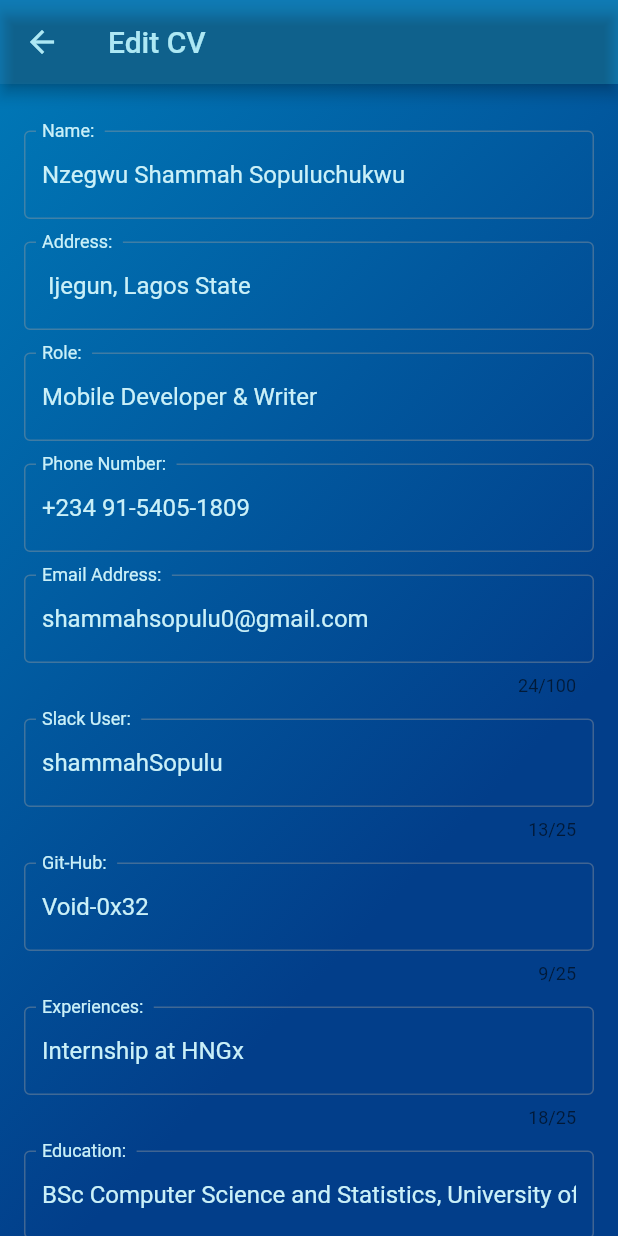
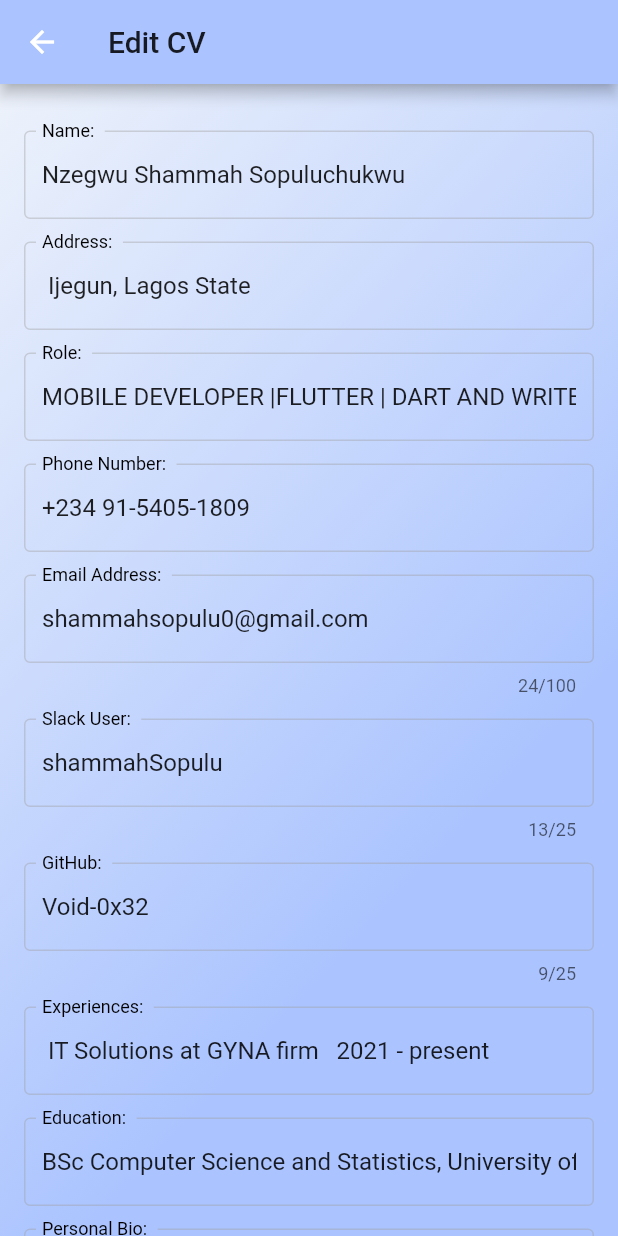
Before and after one commit to Void-0x32/cv-app-repo, a Flutter app: the screen it shows after launch, after a tap on "Edit CV", on a phone screen of 412 x 824 dp. Run offline on Flutter 3.47's test engine with Material 2 defaults, Android fonts, the phone set to English and light mode, and no system bars.

Commit message:
updated project cv-app

```diff
--- a/lib/constants/text_strings.dart
+++ b/lib/constants/text_strings.dart
@@ -1,45 +1,46 @@
 import 'package:flutter/material.dart';
 
 class AllStrings {
-  final  String name = 'Nzegwu Shammah Sopuluchukwu';
-  final  String address = " Ijegun, Lagos State";
-  final  String email = 'shammahsopulu0@gmail.com';
-  final  String slackId = 'shammahSopulu';
-  final  String githubId = 'Void-0x32';
-  final  String experiences = "Internship at HNGx";
-  final  String bio =
+  final String name = 'Nzegwu Shammah Sopuluchukwu';
+  final String address = " Ijegun, Lagos State";
+  final String email = 'shammahsopulu0@gmail.com';
+  final String slackId = 'shammahSopulu';
+  final String githubId = 'Void-0x32';
+  final String experiences =
+      " IT Solutions at GYNA firm   2021 - present \n Internship at HNGx 2023 - present ";
+  final String bio =
       "Aspiring Flutter Developer with a passion for creating  mobile applications.";
-  final  String education =
-      "BSc Computer Science and Statistics, University of Nigeria Nsukka";
-  final  String phone = "+234 91-5405-1809";
-  final  String role = 'Mobile Developer & Writer';
-  final  String skillsInterests =
+  final String education =
+      "BSc Computer Science and Statistics, University of Nigeria Nsukka \n 2017 - 2021";
+  final String phone = "+234 91-5405-1809";
+  final String role = 'MOBILE DEVELOPER |FLUTTER | DART AND WRITER';
+  final String skillsInterests =
       ' Writing, Critical Thinker, Wide Knowledge of basic Office tools, Creative Minded, Surface understanding of basic HTML and CSS, Ability to work well in a Team';
 
-  final  String roleLabel = 'Role: ';
-  final  String nameLabel = 'Name: ';
-  final  String addressLabel = "Address: ";
-  final  String emailLabel = 'Email Address: ';
-  final  String slackIdLabel = 'Slack User: ';
-  final  String githubIdLabel = 'Git-Hub: ';
-  final  String bioLabel = "Personal Bio: ";
-  final  String educationLabel = "Education: ";
-  final  String phoneLabel = "Phone Number: ";
-  final  String experiencesLabel = "Experiences: ";
+  final String roleLabel = 'Role: ';
+  final String nameLabel = 'Name: ';
+  final String addressLabel = "Address: ";
+  final String emailLabel = 'Email Address: ';
+  final String slackIdLabel = 'Slack User: ';
+  final String githubIdLabel = 'GitHub: ';
+  final String bioLabel = "Personal Bio: ";
+  final String educationLabel = "Education: ";
+  final String phoneLabel = "Phone Number: ";
+  final String experiencesLabel = "Experiences: ";
 
-  final  String skillsInterestsLabel = 'Skills & Interests: ';
+  final String skillsInterestsLabel = 'Skills & Interests: ';
 }
 
 class TextfieldLabel extends StatelessWidget {
-   const TextfieldLabel({super.key, required this.labelString});
+  const TextfieldLabel({super.key, required this.labelString});
 
-final String labelString;
+  final String labelString;
 
   @override
   Widget build(BuildContext context) {
     return Text(
       labelString,
-      style:  const TextStyle(
+      style: const TextStyle(
           color: Color(0xff0077b6), fontSize: 20, fontWeight: FontWeight.w700),
     );
   }
--- a/lib/screens/cv_screen.dart
+++ b/lib/screens/cv_screen.dart
@@ -59,7 +59,8 @@ class CVScreenState extends State<CVScreen> {
     _nameController = TextEditingController(text: allStrings.name);
     _roleController = TextEditingController(text: allStrings.role);
     _phoneController = TextEditingController(text: allStrings.phone);
-    _experiencesController = TextEditingController(text: allStrings.experiences);
+    _experiencesController =
+        TextEditingController(text: allStrings.experiences);
     _educationController = TextEditingController(text: allStrings.education);
     _slackIdController = TextEditingController(text: allStrings.slackId);
     _gitHubIdController = TextEditingController(text: allStrings.githubId);
@@ -100,17 +101,17 @@ class CVScreenState extends State<CVScreen> {
                 child: Column(
                   children: [
                     TextView(
-                      text: allStrings.name,
+                      text: _nameController.text,
                       fontSize: 25,
                       fontWeight: FontWeight.w900,
                     ),
                     TextView(
-                      text: allStrings.role,
+                      text: _roleController.text,
                       fontSize: 15,
                       fontWeight: FontWeight.w700,
                     ),
                     TextView(
-                      text: allStrings.phone,
+                      text: _phoneController.text,
                       fontSize: 10,
                       fontWeight: FontWeight.w400,
                     ),
@@ -144,7 +145,7 @@ class CVScreenState extends State<CVScreen> {
                               ],
                             ),
                             TextView(
-                              text: allStrings.address,
+                              text: _addressController.text,
                               fontSize: 12,
                               fontWeight: FontWeight.w500,
                             ),
@@ -165,7 +166,7 @@ class CVScreenState extends State<CVScreen> {
                               ],
                             ),
                             TextView(
-                              text: allStrings.email,
+                              text: _emailController.text,
                               fontSize: 12,
                               fontWeight: FontWeight.w500,
                             ),
@@ -187,7 +188,7 @@ class CVScreenState extends State<CVScreen> {
                               ],
                             ),
                             TextView(
-                              text: allStrings.githubId,
+                              text: _gitHubIdController.text,
                               fontSize: 12,
                               fontWeight: FontWeight.w500,
                             ),
@@ -206,7 +207,7 @@ class CVScreenState extends State<CVScreen> {
                               ],
                             ),
                             TextView(
-                              text: allStrings.slackId,
+                              text: _slackIdController.text,
                               fontSize: 12,
                               fontWeight: FontWeight.w500,
                             ),
@@ -221,62 +222,67 @@ class CVScreenState extends State<CVScreen> {
                       color: Color(0xff9381ff),
                       thickness: .5,
                     ),
-                     TextView(
-                      text: allStrings.educationLabel,
-                      fontSize: 18,
-                      fontWeight: FontWeight.w900,
-                    ),
-                     TextView(
-                      text: allStrings.education,
-                      fontSize: 15,
-                      fontWeight: FontWeight.w500,
-                    ),
                   ],
                 ),
               ),
               Expanded(
                 child: Column(
+                  mainAxisAlignment: MainAxisAlignment.spaceEvenly,
                   children: [
                     TextView(
                       text: allStrings.bioLabel,
                       fontSize: 18,
                       fontWeight: FontWeight.w900,
                     ),
+                    Container(
+                      width: MediaQuery.of(context).size.width,
+                      decoration: BoxDecoration(
+                          borderRadius: BorderRadius.circular(10),
+                          border: Border.all(color: const Color(0xffb8c0ff))),
+                      child: TextView(
+                        text: _bioController.text,
+                        fontSize: 12,
+                        fontWeight: FontWeight.w500,
+                      ),
+                    ),
                     const Divider(
                       color: Color(0xff7209b7),
                       thickness: .50,
+                    ),
+                    TextView(
+                      text: allStrings.educationLabel,
+                      fontSize: 18,
+                      fontWeight: FontWeight.w900,
                     ),
                     Container(
                       width: MediaQuery.of(context).size.width,
                       decoration: BoxDecoration(
                           borderRadius: BorderRadius.circular(10),
                           border: Border.all(color: const Color(0xffb8c0ff))),
-                      child:  TextView(
-                        text:
-                            allStrings.bio,
+                      child: TextView(
+                        text: _educationController.text,
                         fontSize: 12,
                         fontWeight: FontWeight.w500,
                       ),
                     ),
+                    const Divider(
+                      color: Color(0xff7209b7),
+                      thickness: .50,
+                    ),
                     Container(
-                      child:  TextView(
+                      child: TextView(
                         text: allStrings.experiencesLabel,
                         fontSize: 18,
                         fontWeight: FontWeight.w900,
                       ),
-                    ),
-                    const Divider(
-                      height: 20,
-                      color: Color(0xff9381ff),
-                      thickness: .50,
                     ),
                     Container(
                       width: MediaQuery.of(context).size.width,
                       decoration: BoxDecoration(
                           borderRadius: BorderRadius.circular(10),
                           border: Border.all(color: const Color(0xffb8c0ff))),
-                      child:  TextView(
-                        text: allStrings.experiences,
+                      child: TextView(
+                        text: _experiencesController.text,
                         fontSize: 12,
                         fontWeight: FontWeight.w500,
                       ),
@@ -287,7 +293,7 @@ class CVScreenState extends State<CVScreen> {
                       thickness: .15,
                     ),
                     Container(
-                      child:  TextView(
+                      child: TextView(
                         text: allStrings.skillsInterestsLabel,
                         fontSize: 18,
                         fontWeight: FontWeight.w900,
@@ -298,12 +304,15 @@ class CVScreenState extends State<CVScreen> {
                       decoration: BoxDecoration(
                           borderRadius: BorderRadius.circular(10),
                           border: Border.all(color: const Color(0xffb8c0ff))),
-                      child:  TextView(
-                        text: allStrings.skillsInterests,
+                      child: TextView(
+                        text: _skillsInterestsController.text,
                         fontSize: 12,
                         fontWeight: FontWeight.w500,
                       ),
                     ),
+                    Column(
+                      mainAxisAlignment: MainAxisAlignment.end,
+                      children: [
                         ElevatedButton(
                           style: ButtonStyle(
                             minimumSize:
@@ -351,6 +360,8 @@ class CVScreenState extends State<CVScreen> {
                         ),
                       ],
                     ),
+                  ],
+                ),
               )
             ],
           ),
@@ -358,6 +369,7 @@ class CVScreenState extends State<CVScreen> {
       ),
     );
   }
+
   void getCVdata(CVFields cvFields) async {
     await Navigator.of(context).push(
       MaterialPageRoute(
@@ -381,6 +393,7 @@ class CVScreenState extends State<CVScreen> {
     );
   }
 }
+
 class TextView extends StatelessWidget {
   const TextView(
       {super.key,
--- a/lib/screens/edit_cv.dart
+++ b/lib/screens/edit_cv.dart
@@ -50,16 +50,15 @@ class EditCvPageState extends State<EditCvPage> {
       appBar: AppBar(
         title: const Text(
           'Edit CV',
-          style: TextStyle(color: Color(0xffADE8F4)),
+          style: TextStyle(color: Colors.black87),
         ),
-        backgroundColor: const Color(0xfffffff),
-        iconTheme: const IconThemeData(color: Color(0xffADE8F4)),
+        backgroundColor: const Color(0xffabc4ff),
       ),
-      backgroundColor: const Color(0xff0077B6),
+      backgroundColor: const Color(0xffEDF2FB),
       body: GradientBackground(
         gradient: const LinearGradient(
             begin: Alignment.topLeft,
-            colors: [Color(0xff0077B6), Color(0xff023E8A)]),
+            colors: [Color(0xffEDF2FB), Color(0xffabc4ff)]),
         child: SingleChildScrollView(
           padding: const EdgeInsets.all(16.0),
           child: Column(
@@ -73,16 +72,16 @@ class EditCvPageState extends State<EditCvPage> {
                 controller: _nameController,
                 decoration: InputDecoration(
                   labelText: allStrings.nameLabel,
-                  labelStyle: const TextStyle(color: Color(0xffCAF0F8)),
+                  labelStyle: const TextStyle(color: Colors.black),
                   enabledBorder: OutlineInputBorder(
                     borderSide: BorderSide(color: Colors.grey.withOpacity(0.4)),
                   ),
                   focusedBorder: OutlineInputBorder(
-                    borderSide: const BorderSide(color: Color(0xffCAF0F8)),
+                    borderSide: const BorderSide(color: Colors.black),
                     borderRadius: BorderRadius.circular(23),
                   ),
                 ),
-                style: const TextStyle(color: Color(0xffCAF0F8)),
+                style: const TextStyle(color: Colors.black87),
               ),
               const SizedBox(
                 height: 15,
@@ -91,16 +90,16 @@ class EditCvPageState extends State<EditCvPage> {
                 controller: _addressController,
                 decoration: InputDecoration(
                   labelText: allStrings.addressLabel,
-                  labelStyle: const TextStyle(color: Color(0xffCAF0F8)),
+                  labelStyle: const TextStyle(color: Colors.black),
                   enabledBorder: OutlineInputBorder(
                     borderSide: BorderSide(color: Colors.grey.withOpacity(0.4)),
                   ),
                   focusedBorder: OutlineInputBorder(
-                    borderSide: const BorderSide(color: Color(0xffCAF0F8)),
+                    borderSide: const BorderSide(color: Colors.black),
                     borderRadius: BorderRadius.circular(23),
                   ),
                 ),
-                style: const TextStyle(color: Color(0xffCAF0F8)),
+                style: const TextStyle(color: Colors.black87),
               ),
               const SizedBox(
                 height: 15,
@@ -110,16 +109,16 @@ class EditCvPageState extends State<EditCvPage> {
                 controller: _roleController,
                 decoration: InputDecoration(
                   labelText: allStrings.roleLabel,
-                  labelStyle: const TextStyle(color: Color(0xffCAF0F8)),
+                  labelStyle: const TextStyle(color: Colors.black),
                   enabledBorder: OutlineInputBorder(
                     borderSide: BorderSide(color: Colors.grey.withOpacity(0.4)),
                   ),
                   focusedBorder: OutlineInputBorder(
-                    borderSide: const BorderSide(color: Color(0xffCAF0F8)),
+                    borderSide: const BorderSide(color: Colors.black),
                     borderRadius: BorderRadius.circular(23),
                   ),
                 ),
-                style: const TextStyle(color: Color(0xffCAF0F8)),
+                style: const TextStyle(color: Colors.black87),
               ),
               const SizedBox(
                 height: 15,
@@ -129,16 +128,16 @@ class EditCvPageState extends State<EditCvPage> {
                 controller: _phoneController,
                 decoration: InputDecoration(
                   labelText: allStrings.phoneLabel,
-                  labelStyle: const TextStyle(color: Color(0xffCAF0F8)),
+                  labelStyle: const TextStyle(color: Colors.black),
                   enabledBorder: OutlineInputBorder(
                     borderSide: BorderSide(color: Colors.grey.withOpacity(0.4)),
                   ),
                   focusedBorder: OutlineInputBorder(
-                    borderSide: const BorderSide(color: Color(0xffCAF0F8)),
+                    borderSide: const BorderSide(color: Colors.black),
                     borderRadius: BorderRadius.circular(23),
                   ),
                 ),
-                style: const TextStyle(color: Color(0xffCAF0F8)),
+                style: const TextStyle(color: Colors.black87),
               ),
               const SizedBox(
                 height: 15,
@@ -148,16 +147,16 @@ class EditCvPageState extends State<EditCvPage> {
                 controller: _emailController,
                 decoration: InputDecoration(
                   labelText: allStrings.emailLabel,
-                  labelStyle: const TextStyle(color: Color(0xffCAF0F8)),
+                  labelStyle: const TextStyle(color: Colors.black),
                   enabledBorder: OutlineInputBorder(
                     borderSide: BorderSide(color: Colors.grey.withOpacity(0.4)),
                   ),
                   focusedBorder: OutlineInputBorder(
-                    borderSide: const BorderSide(color: Color(0xffCAF0F8)),
+                    borderSide: const BorderSide(color: Colors.black),
                     borderRadius: BorderRadius.circular(23),
                   ),
                 ),
-                style: const TextStyle(color: Color(0xffCAF0F8)),
+                style: const TextStyle(color: Colors.black87),
                 maxLength: 100,
               ),
               const SizedBox(
@@ -168,16 +167,16 @@ class EditCvPageState extends State<EditCvPage> {
                 controller: _slackIdController,
                 decoration: InputDecoration(
                   labelText: allStrings.slackIdLabel,
-                  labelStyle: const TextStyle(color: Color(0xffCAF0F8)),
+                  labelStyle: const TextStyle(color: Colors.black),
                   enabledBorder: OutlineInputBorder(
                     borderSide: BorderSide(color: Colors.grey.withOpacity(0.4)),
                   ),
                   focusedBorder: OutlineInputBorder(
-                    borderSide: const BorderSide(color: Color(0xffCAF0F8)),
+                    borderSide: const BorderSide(color: Colors.black),
                     borderRadius: BorderRadius.circular(23),
                   ),
                 ),
-                style: const TextStyle(color: Color(0xffCAF0F8)),
+                style: const TextStyle(color: Colors.black87),
                 maxLength: 25,
               ),
               const SizedBox(
@@ -188,16 +187,16 @@ class EditCvPageState extends State<EditCvPage> {
                 controller: _gitHubIdController,
                 decoration: InputDecoration(
                   labelText: allStrings.githubIdLabel,
-                  labelStyle: const TextStyle(color: Color(0xffCAF0F8)),
+                  labelStyle: const TextStyle(color: Colors.black),
                   enabledBorder: OutlineInputBorder(
                     borderSide: BorderSide(color: Colors.grey.withOpacity(0.4)),
                   ),
                   focusedBorder: OutlineInputBorder(
-                    borderSide: const BorderSide(color: Color(0xffCAF0F8)),
+                    borderSide: const BorderSide(color: Colors.black),
                     borderRadius: BorderRadius.circular(23),
                   ),
                 ),
-                style: const TextStyle(color: Color(0xffCAF0F8)),
+                style: const TextStyle(color: Colors.black87),
                 maxLength: 25,
               ),
               const SizedBox(
@@ -208,17 +207,16 @@ class EditCvPageState extends State<EditCvPage> {
                 controller: _experiencesController,
                 decoration: InputDecoration(
                   labelText: allStrings.experiencesLabel,
-                  labelStyle: const TextStyle(color: Color(0xffCAF0F8)),
+                  labelStyle: const TextStyle(color: Colors.black),
                   enabledBorder: OutlineInputBorder(
                     borderSide: BorderSide(color: Colors.grey.withOpacity(0.4)),
                   ),
                   focusedBorder: OutlineInputBorder(
-                    borderSide: const BorderSide(color: Color(0xffCAF0F8)),
+                    borderSide: const BorderSide(color: Colors.black),
                     borderRadius: BorderRadius.circular(23),
                   ),
                 ),
-                style: const TextStyle(color: Color(0xffCAF0F8)),
-                maxLength: 25,
+                style: const TextStyle(color: Colors.black87),
               ),
               const SizedBox(
                 height: 15,
@@ -228,16 +226,16 @@ class EditCvPageState extends State<EditCvPage> {
                 controller: _educationController,
                 decoration: InputDecoration(
                   labelText: allStrings.educationLabel,
-                  labelStyle: const TextStyle(color: Color(0xffCAF0F8)),
+                  labelStyle: const TextStyle(color: Colors.black),
                   enabledBorder: OutlineInputBorder(
                     borderSide: BorderSide(color: Colors.grey.withOpacity(0.4)),
                   ),
                   focusedBorder: OutlineInputBorder(
-                    borderSide: const BorderSide(color: Color(0xffCAF0F8)),
+                    borderSide: const BorderSide(color: Colors.black),
                     borderRadius: BorderRadius.circular(23),
                   ),
                 ),
-                style: const TextStyle(color: Color(0xffCAF0F8)),
+                style: const TextStyle(color: Colors.black87),
               ),
               const SizedBox(
                 height: 15,
@@ -247,16 +245,16 @@ class EditCvPageState extends State<EditCvPage> {
                 controller: _bioController,
                 decoration: InputDecoration(
                   labelText: allStrings.bioLabel,
-                  labelStyle: const TextStyle(color: Color(0xffCAF0F8)),
+                  labelStyle: const TextStyle(color: Colors.black),
                   enabledBorder: OutlineInputBorder(
                     borderSide: BorderSide(color: Colors.grey.withOpacity(0.4)),
                   ),
                   focusedBorder: OutlineInputBorder(
-                    borderSide: const BorderSide(color: Color(0xffCAF0F8)),
+                    borderSide: const BorderSide(color: Colors.black),
                     borderRadius: BorderRadius.circular(23),
                   ),
                 ),
-                style: const TextStyle(color: Color(0xffCAF0F8)),
+                style: const TextStyle(color: Colors.black87),
               ),
               const SizedBox(
                 height: 15,
@@ -266,16 +264,16 @@ class EditCvPageState extends State<EditCvPage> {
                 controller: _skillsInterestsController,
                 decoration: InputDecoration(
                   labelText: allStrings.skillsInterestsLabel,
-                  labelStyle: const TextStyle(color: Color(0xffCAF0F8)),
+                  labelStyle: const TextStyle(color: Colors.black),
                   enabledBorder: OutlineInputBorder(
                     borderSide: BorderSide(color: Colors.grey.withOpacity(0.4)),
                   ),
                   focusedBorder: OutlineInputBorder(
-                    borderSide: const BorderSide(color: Color(0xffCAF0F8)),
+                    borderSide: const BorderSide(color: Colors.black),
                     borderRadius: BorderRadius.circular(23),
                   ),
                 ),
-                style: const TextStyle(color: Color(0xffCAF0F8)),
+                style: const TextStyle(color: Colors.black87),
               ),
 
               SubmitButton(
@@ -347,7 +345,7 @@ class SubmitButton extends StatelessWidget {
         maximumSize: MaterialStateProperty.all(const Size(150, 51)),
         elevation: const MaterialStatePropertyAll(20),
         backgroundColor: MaterialStateProperty.all(
-          const Color(0xff90e0ef),
+          const Color(0xffabc4ff),
         ),
       ),
       onPressed: () {
```
Lines whose indentation alone changed are shown as unchanged.
